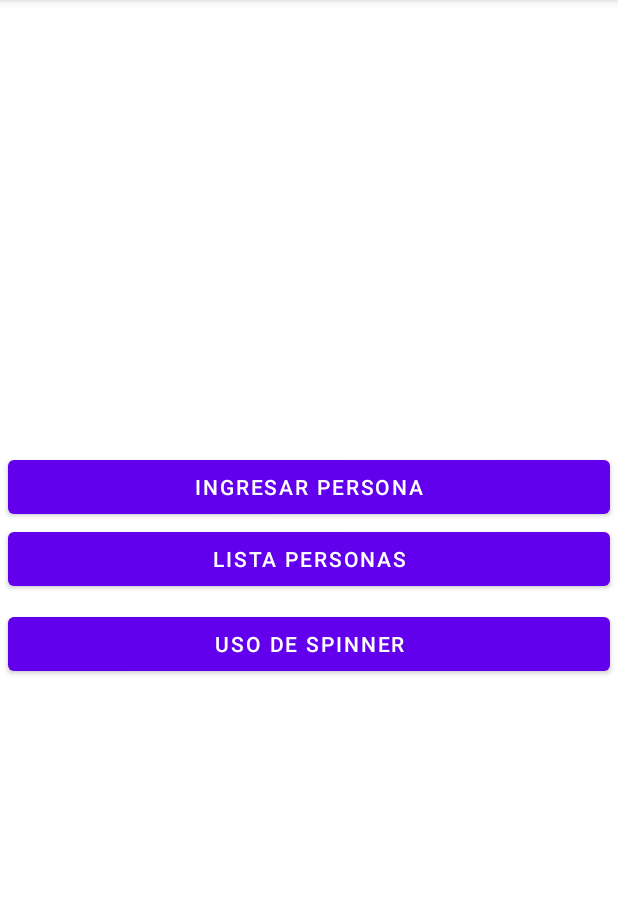
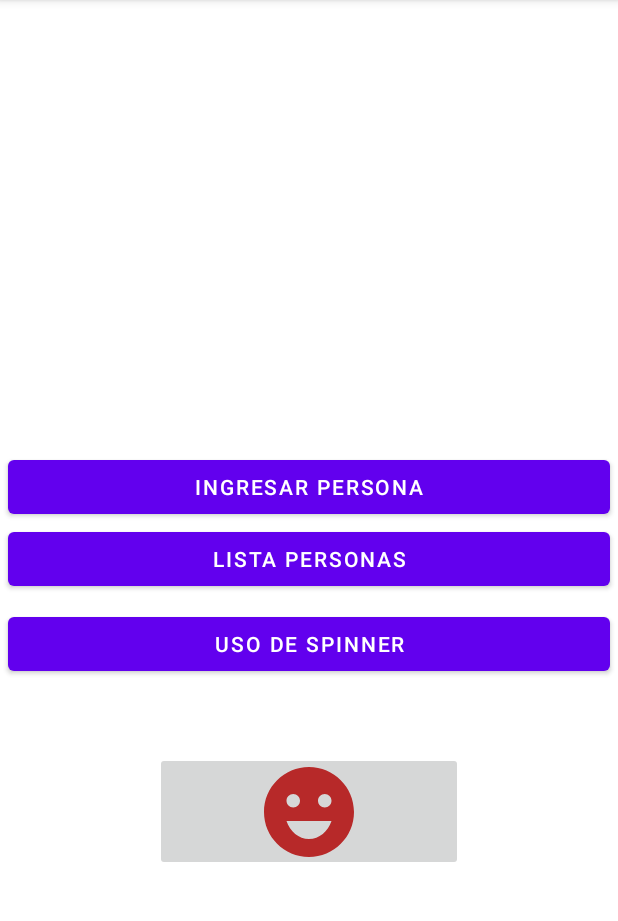
Before and after one commit to ricardolagoshn/PM011P2023, an Android app: the screen it shows after launch (ActivityPrincipal), on a phone screen of 412 x 824 dp, the part 84-1005 px from its top. Run offline under Robolectric (Android 15) with nearby library versions, the light colour scheme and no system bars.

Commit message:
Cambios del dia 13/02/2023

```diff
--- a/app/src/main/java/com/example/pm011p2023/ActivityPrincipal.java
+++ b/app/src/main/java/com/example/pm011p2023/ActivityPrincipal.java
@@ -6,11 +6,13 @@ import android.content.Intent;
 import android.os.Bundle;
 import android.view.View;
 import android.widget.Button;
+import android.widget.ImageButton;
 
 public class ActivityPrincipal extends AppCompatActivity
 {
     Button btn_ingresar;
     Button btn_lista, btn_combo;
+    ImageButton imageButton;
     @Override
     protected void onCreate(Bundle savedInstanceState) {
         super.onCreate(savedInstanceState);
@@ -19,6 +21,7 @@ public class ActivityPrincipal extends AppCompatActivity
         btn_ingresar = (Button) findViewById(R.id.btn_ingresar);
         btn_lista = (Button) findViewById(R.id.btn_lista);
         btn_combo = (Button) findViewById(R.id.btn_combo);
+        imageButton =(ImageButton) findViewById(R.id.imageButton);
 
         btn_ingresar.setOnClickListener(new View.OnClickListener() {
             @Override
@@ -49,5 +52,13 @@ public class ActivityPrincipal extends AppCompatActivity
             }
         });
 
+        imageButton.setOnClickListener(new View.OnClickListener() {
+            @Override
+            public void onClick(View view) {
+                Intent intent = new Intent(getApplicationContext(), ActivityPhoto.class);
+                startActivity(intent);
+            }
+        });
+
     }
 }
--- /dev/null
+++ b/app/src/main/res/drawable/ic_baseline_emoji_emotions_24.xml
@@ -0,0 +1,5 @@
+<vector android:height="72dp" android:tint="#B72929"
+    android:viewportHeight="24" android:viewportWidth="24"
+    android:width="72dp" xmlns:android="http://schemas.android.com/apk/res/android">
+    <path android:fillColor="@android:color/white" android:pathData="M11.99,2C6.47,2 2,6.48 2,12c0,5.52 4.47,10 9.99,10C17.52,22 22,17.52 22,12C22,6.48 17.52,2 11.99,2zM8.5,8C9.33,8 10,8.67 10,9.5S9.33,11 8.5,11S7,10.33 7,9.5S7.67,8 8.5,8zM12,18c-2.28,0 -4.22,-1.66 -5,-4h10C16.22,16.34 14.28,18 12,18zM15.5,11c-0.83,0 -1.5,-0.67 -1.5,-1.5S14.67,8 15.5,8S17,8.67 17,9.5S16.33,11 15.5,11z"/>
+</vector>
--- a/app/src/main/res/layout/activity_principal.xml
+++ b/app/src/main/res/layout/activity_principal.xml
@@ -45,4 +45,16 @@
         app:layout_constraintHorizontal_bias="0.0"
         app:layout_constraintStart_toStartOf="parent"
         app:layout_constraintTop_toBottomOf="@+id/btn_ingresar" />
+
+    <ImageButton
+        android:id="@+id/imageButton"
+        android:layout_width="205dp"
+        android:layout_height="79dp"
+        android:layout_marginTop="48dp"
+        app:layout_constraintBottom_toBottomOf="parent"
+        app:layout_constraintEnd_toEndOf="parent"
+        app:layout_constraintStart_toStartOf="parent"
+        app:layout_constraintTop_toBottomOf="@+id/btn_combo"
+        app:layout_constraintVertical_bias="0.0"
+        app:srcCompat="@drawable/ic_baseline_emoji_emotions_24" />
 </androidx.constraintlayout.widget.ConstraintLayout>
```
Also changed, not shown: app/src/main/AndroidManifest.xml (+30 -0 lines), app/src/main/java/com/example/pm011p2023/ActivityPhoto.java (added, +97 -0 lines), app/src/main/res/layout/activity_photo.xml (added, +32 -0 lines), app/src/main/res/drawable-v24/BlueButton.png (added), app/src/main/res/drawable-v24/logo.png (added).
